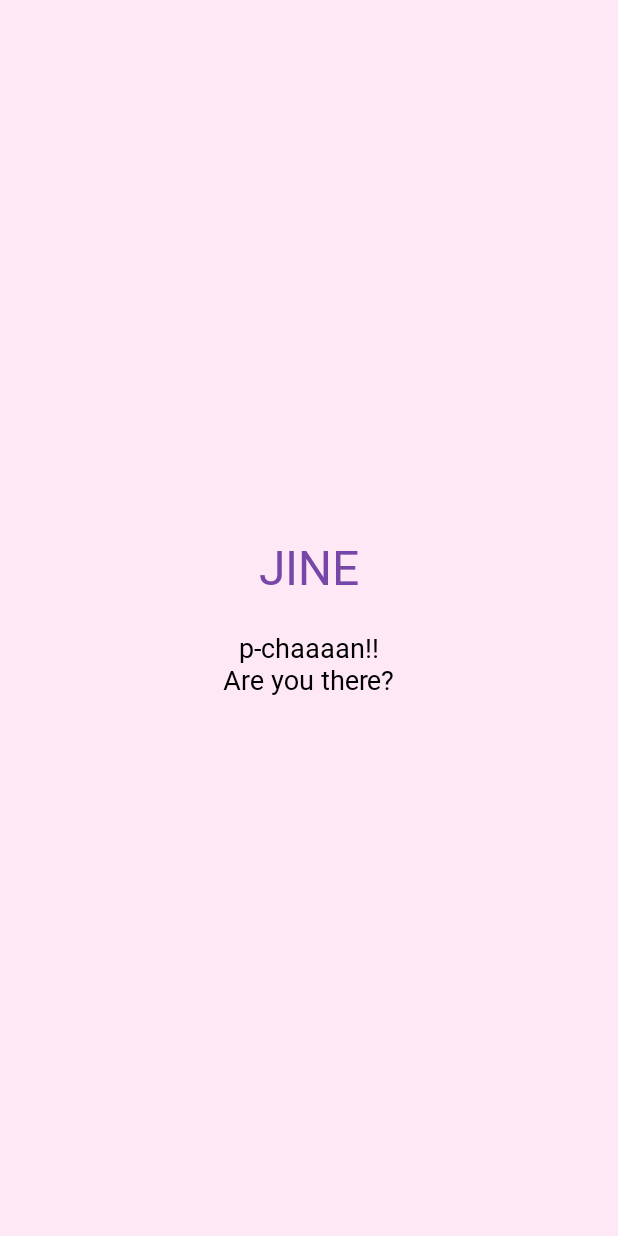
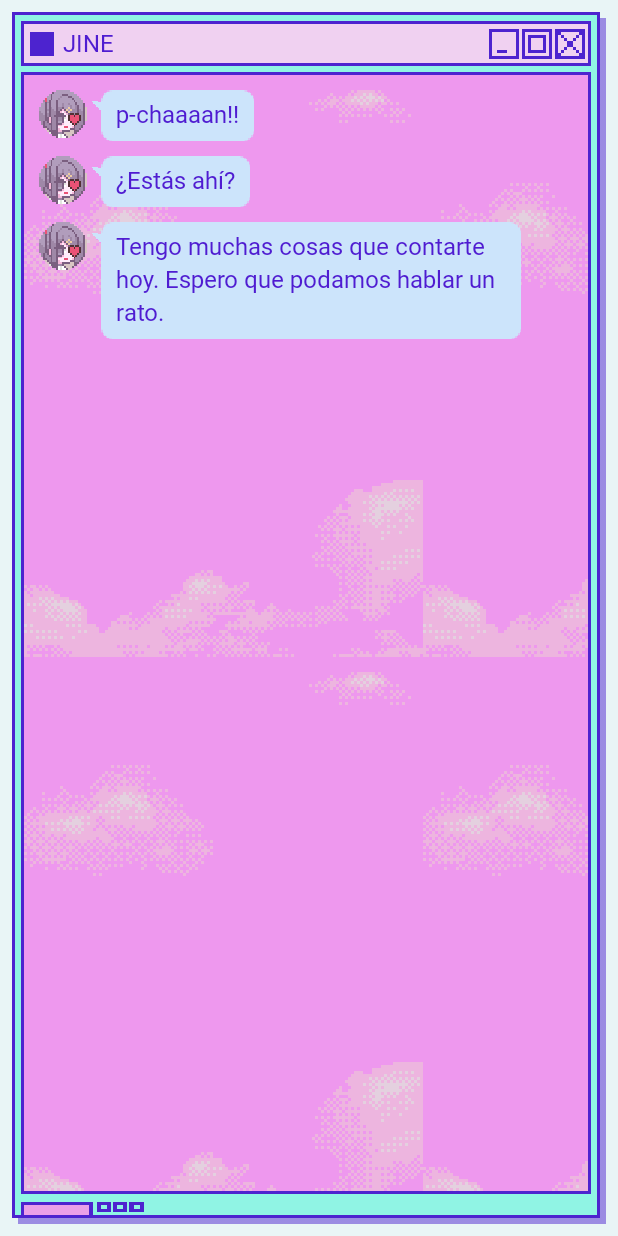
Before and after one commit to EuforiaConR/JINE, an Android app built with Jetpack Compose: the screen it shows after launch (MainActivity), on a phone screen of 412 x 824 dp. Run offline under Robolectric (Android 15) with nearby library versions, the phone set to English and light mode, and no system bars; Roboto replaces fonts that are not available here.

Commit message:
added tiled image

```diff
--- a/app/src/main/java/com/euforia/jine/MainActivity.kt
+++ b/app/src/main/java/com/euforia/jine/MainActivity.kt
@@ -3,64 +3,15 @@ package com.euforia.jine
 import android.os.Bundle
 import androidx.activity.ComponentActivity
 import androidx.activity.compose.setContent
-import androidx.compose.foundation.background
-import androidx.compose.foundation.layout.*
-import androidx.compose.material3.Text
-import androidx.compose.runtime.Composable
-import androidx.compose.ui.Alignment
-import androidx.compose.ui.Modifier
-import androidx.compose.ui.graphics.Color
-import androidx.compose.ui.tooling.preview.Preview
-import androidx.compose.ui.unit.dp
-import androidx.compose.ui.unit.sp
-import com.euforia.jine.ui.theme.ZpixFont
+import com.euforia.jine.ui.screens.ChatScreen
 
 class MainActivity : ComponentActivity() {
+
     override fun onCreate(savedInstanceState: Bundle?) {
         super.onCreate(savedInstanceState)
 
         setContent {
-            JineScreen()
+            ChatScreen()
         }
     }
 }
-
-@Composable
-fun JineScreen() {
-    Column(
-        modifier = Modifier
-            .fillMaxSize()
-            .background(Color(0xFFFFE8F5))
-            .padding(24.dp),
-        horizontalAlignment = Alignment.CenterHorizontally,
-        verticalArrangement = Arrangement.Center
-    ) {
-
-        Text(
-            text = "JINE",
-            fontFamily = ZpixFont,
-            fontSize = 32.sp,
-            color = Color(0xFF7646A8)
-        )
-
-        Spacer(modifier = Modifier.height(24.dp))
-
-        Text(
-            text = "p-chaaaan!!",
-            fontFamily = ZpixFont,
-            fontSize = 18.sp
-        )
-
-        Text(
-            text = "Are you there?",
-            fontFamily = ZpixFont,
-            fontSize = 18.sp
-        )
-    }
-}
-
-@Preview(showBackground = true)
-@Composable
-fun JinePreview() {
-    JineScreen()
-}
--- a/app/src/main/java/com/euforia/jine/ui/components/ChatHeader.kt
+++ b/app/src/main/java/com/euforia/jine/ui/components/ChatHeader.kt
@@ -1 +1,75 @@
 package com.euforia.jine.ui.components
+
+import androidx.compose.foundation.layout.*
+import androidx.compose.material3.Text
+import androidx.compose.runtime.Composable
+import androidx.compose.ui.Alignment
+import androidx.compose.ui.Modifier
+import androidx.compose.ui.unit.dp
+import androidx.compose.ui.unit.sp
+import com.euforia.jine.R
+import com.euforia.jine.ui.theme.JineText
+import com.euforia.jine.ui.theme.ZpixFont
+import com.euforia.jine.ui.theme.pixelFontSize
+
+@Composable
+fun ChatHeader(
+    modifier: Modifier = Modifier
+) {
+    val iconSize = 20.dp * JINE_UI_SCALE
+
+    Row(
+        modifier = modifier
+            .fillMaxSize()
+            .padding(horizontal = 2.dp * JINE_UI_SCALE),
+        verticalAlignment = Alignment.CenterVertically
+    ) {
+
+        PixelImage(
+            resourceId = R.drawable.windowbase_icon,
+            modifier = Modifier.size(iconSize),
+            contentDescription = "JINE icon"
+        )
+
+        Spacer(
+            modifier = Modifier.width(4.dp * JINE_UI_SCALE)
+        )
+
+        Text(
+            text = "JINE",
+            fontFamily = ZpixFont,
+            fontSize = pixelFontSize(12.sp * JINE_UI_SCALE),
+            letterSpacing = 0.sp,
+            color = JineText
+        )
+
+        Spacer(
+            modifier = Modifier.weight(1f)
+        )
+
+        Row(
+            horizontalArrangement = Arrangement.spacedBy(
+                2.dp * JINE_UI_SCALE
+            ),
+            verticalAlignment = Alignment.CenterVertically
+        ) {
+            PixelImage(
+                resourceId = R.drawable.button_minimize,
+                modifier = Modifier.size(iconSize),
+                contentDescription = "Minimize"
+            )
+
+            PixelImage(
+                resourceId = R.drawable.button_maximize,
+                modifier = Modifier.size(iconSize),
+                contentDescription = "Maximize"
+            )
+
+            PixelImage(
+                resourceId = R.drawable.button_close,
+                modifier = Modifier.size(iconSize),
+                contentDescription = "Close"
+            )
+        }
+    }
+}
--- /dev/null
+++ b/app/src/main/java/com/euforia/jine/ui/components/JineWindow.kt
@@ -0,0 +1,72 @@
+package com.euforia.jine.ui.components
+
+import androidx.compose.foundation.background
+import androidx.compose.foundation.layout.*
+import androidx.compose.runtime.Composable
+import androidx.compose.ui.Alignment
+import androidx.compose.ui.Modifier
+import androidx.compose.ui.draw.clipToBounds
+import androidx.compose.ui.unit.dp
+import com.euforia.jine.R
+import com.euforia.jine.ui.theme.JineWindowOuter
+
+internal const val JINE_UI_SCALE = 1f
+
+@Composable
+fun JineWindow(
+    modifier: Modifier = Modifier,
+    header: @Composable () -> Unit,
+    content: @Composable BoxScope.() -> Unit
+) {
+    Box(
+        modifier = modifier
+            .fillMaxSize()
+            .background(JineWindowOuter)
+            .safeDrawingPadding()
+            .padding(8.dp)
+    ) {
+
+        // Marco original de la ventana.
+        NineSliceImage(
+            resourceId = R.drawable.windowbase_active,
+            slices = NineSliceInsets(
+                left = 8,
+                top = 42,
+                right = 12,
+                bottom = 22
+            ),
+            modifier = Modifier.matchParentSize(),
+            scale = JINE_UI_SCALE
+        )
+
+        // Área independiente de la cabecera.
+        Box(
+            modifier = Modifier
+                .align(Alignment.TopStart)
+                .fillMaxWidth()
+                .padding(
+                    start = 8.dp * JINE_UI_SCALE,
+                    top = 8.dp * JINE_UI_SCALE,
+                    end = 12.dp * JINE_UI_SCALE
+                )
+                .height(26.dp * JINE_UI_SCALE),
+            contentAlignment = Alignment.CenterStart
+        ) {
+            header()
+        }
+
+        // Área interior de la ventana.
+        Box(
+            modifier = Modifier
+                .matchParentSize()
+                .padding(
+                    start = 8.dp * JINE_UI_SCALE,
+                    top = 42.dp * JINE_UI_SCALE,
+                    end = 12.dp * JINE_UI_SCALE,
+                    bottom = 22.dp * JINE_UI_SCALE
+                )
+                .clipToBounds(),
+            content = content
+        )
+    }
+}
--- /dev/null
+++ b/app/src/main/java/com/euforia/jine/ui/components/PixelTiledImage.kt
@@ -0,0 +1,63 @@
+package com.euforia.jine.ui.components
+
+import androidx.annotation.DrawableRes
+import androidx.compose.foundation.Canvas
+import androidx.compose.runtime.Composable
+import androidx.compose.ui.Modifier
+import androidx.compose.ui.draw.clipToBounds
+import androidx.compose.ui.graphics.FilterQuality
+import androidx.compose.ui.graphics.ImageBitmap
+import androidx.compose.ui.res.imageResource
+import androidx.compose.ui.unit.IntOffset
+import androidx.compose.ui.unit.IntSize
+import androidx.compose.ui.unit.dp
+import kotlin.math.roundToInt
+
+@Composable
+fun PixelTiledImage(
+    @DrawableRes resourceId: Int,
+    modifier: Modifier = Modifier,
+    scale: Float = 1f
+) {
+    val bitmap = ImageBitmap.imageResource(resourceId)
+
+    require(scale.isFinite() && scale > 0f)
+
+    Canvas(
+        modifier = modifier.clipToBounds()
+    ) {
+
+        val pixelScale = scale.dp.toPx()
+
+        val tileWidth = (bitmap.width * pixelScale)
+            .roundToInt()
+            .coerceAtLeast(1)
+
+        val tileHeight = (bitmap.height * pixelScale)
+            .roundToInt()
+            .coerceAtLeast(1)
+
+        val canvasWidth = size.width.roundToInt()
+        val canvasHeight = size.height.roundToInt()
+
+        for (y in 0 until canvasHeight step tileHeight) {
+            for (x in 0 until canvasWidth step tileWidth) {
+
+                drawImage(
+                    image = bitmap,
+                    srcOffset = IntOffset.Zero,
+                    srcSize = IntSize(
+                        bitmap.width,
+                        bitmap.height
+                    ),
+                    dstOffset = IntOffset(x, y),
+                    dstSize = IntSize(
+                        tileWidth,
+                        tileHeight
+                    ),
+                    filterQuality = FilterQuality.None
+                )
+            }
+        }
+    }
+}
--- a/app/src/main/java/com/euforia/jine/ui/screens/ChatScreen.kt
+++ b/app/src/main/java/com/euforia/jine/ui/screens/ChatScreen.kt
@@ -1 +1,67 @@
 package com.euforia.jine.ui.screens
+
+import androidx.compose.foundation.layout.*
+import androidx.compose.foundation.lazy.LazyColumn
+import androidx.compose.foundation.lazy.items
+import androidx.compose.runtime.Composable
+import androidx.compose.ui.Modifier
+import androidx.compose.ui.tooling.preview.Preview
+import androidx.compose.ui.unit.dp
+import com.euforia.jine.R
+import com.euforia.jine.ui.components.ChatHeader
+import com.euforia.jine.ui.components.JineWindow
+import com.euforia.jine.ui.components.PixelTiledImage
+import com.euforia.jine.ui.components.ReceivedMessage
+import com.euforia.jine.ui.components.JINE_UI_SCALE
+
+@Composable
+fun ChatScreen() {
+
+    val messages = listOf(
+        "p-chaaaan!!",
+        "¿Estás ahí?",
+        "Tengo muchas cosas que contarte hoy. " +
+                "Espero que podamos hablar un rato."
+    )
+
+    JineWindow(
+        header = {
+            ChatHeader()
+        }
+    ) {
+
+        PixelTiledImage(
+            resourceId = R.drawable.jine_bg,
+            modifier = Modifier.matchParentSize(),
+            scale = JINE_UI_SCALE
+        )
+
+        LazyColumn(
+            modifier = Modifier.fillMaxSize(),
+            contentPadding = PaddingValues(
+                start = 10.dp,
+                top = 10.dp,
+                end = 14.dp,
+                bottom = 12.dp
+            ),
+            verticalArrangement = Arrangement.spacedBy(10.dp)
+        ) {
+
+            items(messages) { message ->
+                ReceivedMessage(
+                    message = message
+                )
+            }
+        }
+    }
+}
+
+@Preview(
+    showBackground = true,
+    widthDp = 360,
+    heightDp = 780
+)
+@Composable
+fun ChatScreenPreview() {
+    ChatScreen()
+}
--- a/app/src/main/java/com/euforia/jine/ui/theme/Color.kt
+++ b/app/src/main/java/com/euforia/jine/ui/theme/Color.kt
@@ -13,3 +13,6 @@ val Pink40 = Color(0xFF7D5260)
 val JineText = Color(0xFF4F1CD1)
 val JineBubble = Color(0xFFCCE4FB)
 val JineScrollbar = JineBubble
+
+val JineChatBackground = Color(0xFFEE97ED)
+val JineWindowOuter = Color(0xFFE9F5F6)
```
